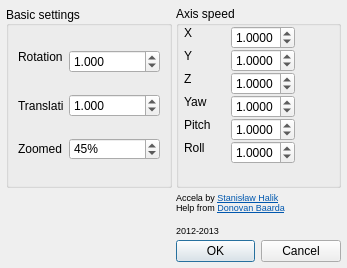
Above: ftnoir_filter_accela/ftnoir_accela_filtercontrols.ui from opentrack/opentrack before the change. Below: the same form after it.
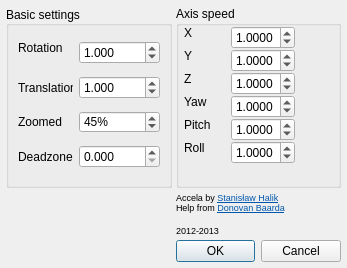
That is the form after the change. Icons and pictures are not drawn.

Commit message: Accela: customizable deadzone

```diff
--- a/ftnoir_filter_accela/ftnoir_accela_filtercontrols.ui
+++ b/ftnoir_filter_accela/ftnoir_accela_filtercontrols.ui
@@ -229,6 +229,63 @@
         </property>
        </widget>
       </item>
+      <item row="3" column="0">
+       <widget class="QLabel" name="lblSensYaw_6">
+        <property name="sizePolicy">
+         <sizepolicy hsizetype="Fixed" vsizetype="Expanding">
+          <horstretch>0</horstretch>
+          <verstretch>0</verstretch>
+         </sizepolicy>
+        </property>
+        <property name="minimumSize">
+         <size>
+          <width>25</width>
+          <height>0</height>
+         </size>
+        </property>
+        <property name="maximumSize">
+         <size>
+          <width>150</width>
+          <height>16777215</height>
+         </size>
+        </property>
+        <property name="styleSheet">
+         <string notr="true">color:#0;
+background:none;</string>
+        </property>
+        <property name="text">
+         <string>Deadzone</string>
+        </property>
+       </widget>
+      </item>
+      <item row="3" column="1">
+       <widget class="QDoubleSpinBox" name="deadzone">
+        <property name="sizePolicy">
+         <sizepolicy hsizetype="Expanding" vsizetype="Maximum">
+          <horstretch>0</horstretch>
+          <verstretch>0</verstretch>
+         </sizepolicy>
+        </property>
+        <property name="alignment">
+         <set>Qt::AlignLeading|Qt::AlignLeft|Qt::AlignVCenter</set>
+        </property>
+        <property name="decimals">
+         <number>3</number>
+        </property>
+        <property name="minimum">
+         <double>0.000000000000000</double>
+        </property>
+        <property name="maximum">
+         <double>3.000000000000000</double>
+        </property>
+        <property name="singleStep">
+         <double>0.050000000000000</double>
+        </property>
+        <property name="value">
+         <double>0.000000000000000</double>
+        </property>
+       </widget>
+      </item>
      </layout>
     </widget>
    </item>
```
The commit also changes 3 other files.
